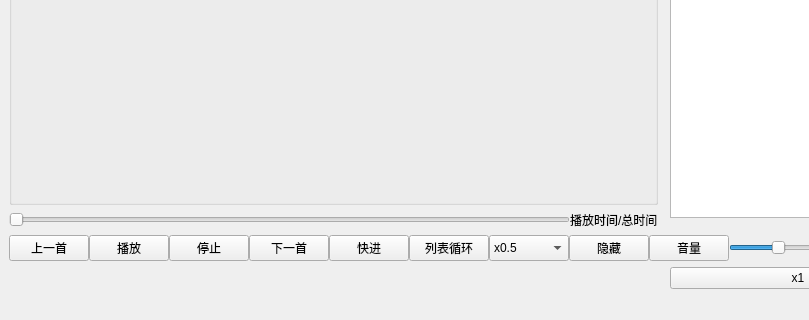
First picture: the form in MainWindow.ui, repository Lt-Tony715/Software-Engineering, before the edit; both pictures show x 0 to 809 and y 296 to 616 of the 935 by 616 pixel window.
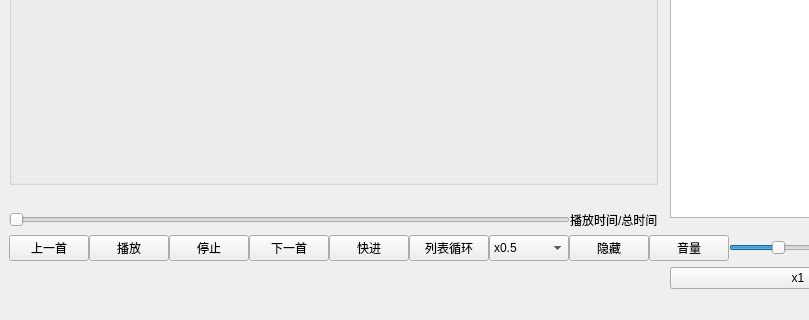
Second picture: the form after the edit. Custom widgets are drawn as their Qt base class.

Patch:
```diff
--- a/MainWindow.ui
+++ b/MainWindow.ui
@@ -14,8 +14,8 @@
    <string>MainWindow</string>
   </property>
   <widget class="QWidget" name="centralwidget">
-   <layout class="QGridLayout" name="gridLayout" rowstretch="1,0,0,0,0,0,0" columnstretch="1,0,0,0">
-    <item row="0" column="2" rowspan="2">
+   <layout class="QGridLayout" name="gridLayout" rowstretch="1,0,0,0,0,0,0,0" columnstretch="1,0,0">
+    <item row="0" column="2" rowspan="3">
      <layout class="QVBoxLayout" name="verticalLayout">
       <property name="spacing">
        <number>0</number>
@@ -28,7 +28,7 @@
       </item>
      </layout>
     </item>
-    <item row="1" column="0">
+    <item row="2" column="0">
      <layout class="QHBoxLayout" name="horizontalLayout_4">
       <property name="spacing">
        <number>0</number>
@@ -52,7 +52,38 @@
       </item>
      </layout>
     </item>
-    <item row="2" column="0" colspan="3">
+    <item row="7" column="2">
+     <widget class="QPushButton" name="SpeedButton">
+      <property name="text">
+       <string>x1</string>
+      </property>
+     </widget>
+    </item>
+    <item row="0" column="0">
+     <widget class="QGroupBox" name="groupBox">
+      <property name="title">
+       <string/>
+      </property>
+      <layout class="QVBoxLayout" name="verticalLayout_2">
+       <property name="leftMargin">
+        <number>2</number>
+       </property>
+       <property name="topMargin">
+        <number>2</number>
+       </property>
+       <property name="rightMargin">
+        <number>2</number>
+       </property>
+       <property name="bottomMargin">
+        <number>2</number>
+       </property>
+       <item>
+        <layout class="QHBoxLayout" name="playWidgetLayout"/>
+       </item>
+      </layout>
+     </widget>
+    </item>
+    <item row="3" column="0" colspan="3">
      <layout class="QHBoxLayout" name="horizontalLayout">
       <property name="spacing">
        <number>0</number>
@@ -197,35 +228,11 @@
       </item>
      </layout>
     </item>
-    <item row="6" column="2">
-     <widget class="QPushButton" name="SpeedButton">
+    <item row="1" column="0">
+     <widget class="QLabel" name="pic">
       <property name="text">
-       <string>x1</string>
-      </property>
-     </widget>
-    </item>
-    <item row="0" column="0">
-     <widget class="QGroupBox" name="groupBox">
-      <property name="title">
        <string/>
       </property>
-      <layout class="QVBoxLayout" name="verticalLayout_2">
-       <property name="leftMargin">
-        <number>2</number>
-       </property>
-       <property name="topMargin">
-        <number>2</number>
-       </property>
-       <property name="rightMargin">
-        <number>2</number>
-       </property>
-       <property name="bottomMargin">
-        <number>2</number>
-       </property>
-       <item>
-        <layout class="QHBoxLayout" name="playWidgetLayout"/>
-       </item>
-      </layout>
      </widget>
     </item>
    </layout>
```
